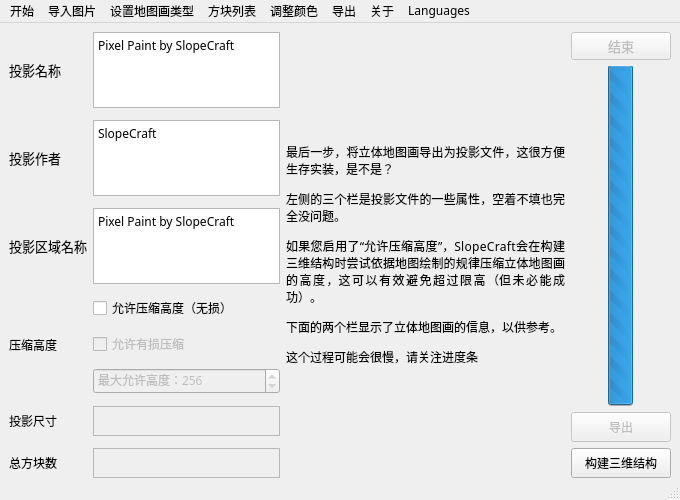
Above: others/mainwindow.ui from SlopeCraft/SlopeCraft before the change. Below: the same form after it.
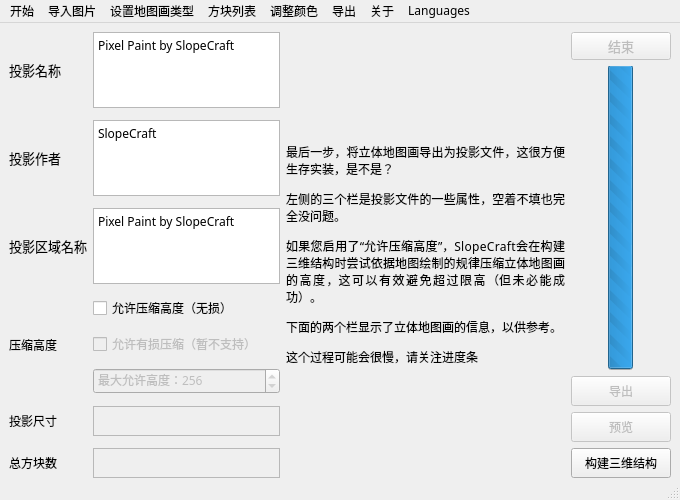
That is the form after the change. The open tabs and pages were chosen to show the change. Icons and pictures are not drawn.

The edit to the form file:
```diff
--- a/others/mainwindow.ui
+++ b/others/mainwindow.ui
@@ -9247,7 +9247,7 @@
                </font>
               </property>
               <property name="text">
-               <string>允许有损压缩</string>
+               <string>允许有损压缩（暂不支持）</string>
               </property>
              </widget>
             </item>
@@ -9454,6 +9454,22 @@
               </property>
              </widget>
             </item>
+            <item>
+             <widget class="QPushButton" name="ManualPreview">
+              <property name="enabled">
+               <bool>false</bool>
+              </property>
+              <property name="minimumSize">
+               <size>
+                <width>0</width>
+                <height>30</height>
+               </size>
+              </property>
+              <property name="text">
+               <string>预览</string>
+              </property>
+             </widget>
+            </item>
             <item>
              <widget class="QPushButton" name="Build4Lite">
               <property name="minimumSize">
```
Left out of the diff: 69 changed lines with no effect on the pictures.
